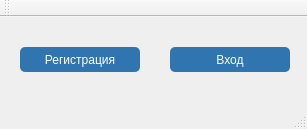
First picture: the form in enterwindow/enterwindow.ui, repository vladislavvasyukov/Memorigo, before the edit.
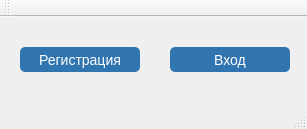
Second picture: the form after the edit.

What changed in the file:
```diff
--- a/enterwindow/enterwindow.ui
+++ b/enterwindow/enterwindow.ui
@@ -26,9 +26,8 @@
     <property name="styleSheet">
      <string notr="true">color: #fff;
 text-decoration: none; 
-user-select: none;
 background-color: #3175b0;
-fon-size: 14px;
+font-size: 14px;
 border-radius: 5px;</string>
     </property>
     <property name="text">
@@ -47,9 +46,8 @@
     <property name="styleSheet">
      <string notr="true">color: #fff;
 text-decoration: none; 
-user-select: none;
 background-color: #3175b0;
-fon-size: 14px;
+font-size: 14px;
 border-radius: 5px;</string>
     </property>
     <property name="text">
```
